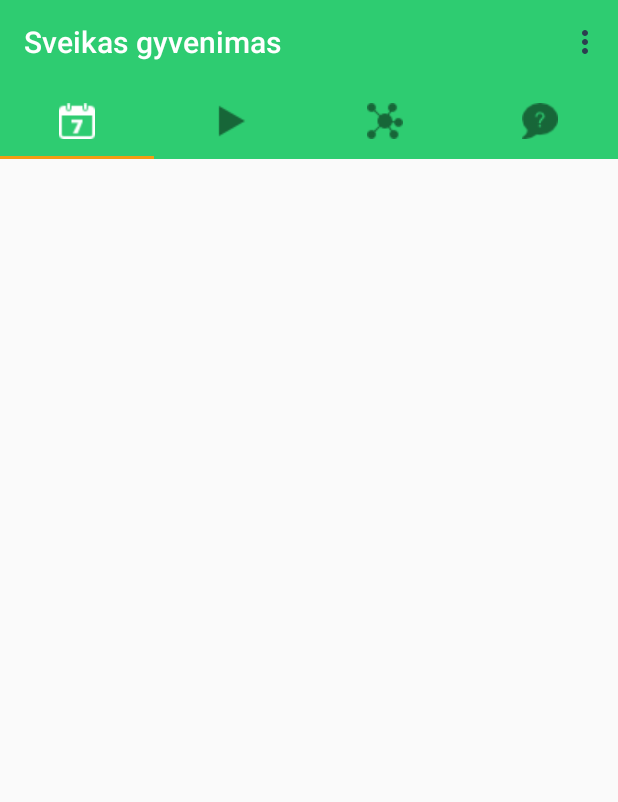
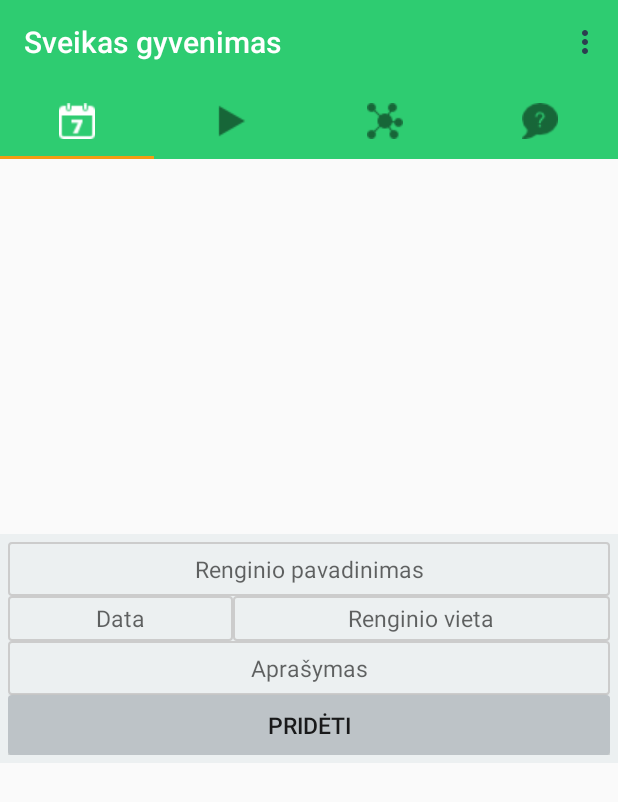
Before and after one commit to benasmi/sveikasGyvenimas, an Android app: the HealthyLifeActivity screen opened directly, with no data from a screen before it, on a phone screen of 412 x 824 dp. Shown: the top 802 px of the screen. Run offline under Robolectric (Android 15) with nearby library versions, the phone set to English and light mode, and no system bars.

Commit message:
add event window

```diff
--- /dev/null
+++ b/sveikasGyvenimas/app/src/main/res/drawable/button_borders_gray.xml
@@ -0,0 +1,22 @@
+<?xml version="1.0" encoding="utf-8"?>
+<shape xmlns:android="http://schemas.android.com/apk/res/android"
+    android:shape="rectangle" >
+
+    <!-- view background color -->
+    <solid
+        android:color="#bdc3c7"
+        >
+    </solid>
+
+    <!-- view border color and width -->
+    <stroke
+        android:width="1dp"
+        android:color="#bdc3c7" >
+    </stroke>
+
+    <!-- The radius makes the corners rounded -->
+    <corners
+        android:radius="2dp"   >
+    </corners>
+
+</shape>
--- a/sveikasGyvenimas/app/src/main/res/layout/activity_healthy_life.xml
+++ b/sveikasGyvenimas/app/src/main/res/layout/activity_healthy_life.xml
@@ -10,4 +10,68 @@
         android:layout_height="300dp"
         android:id="@+id/map_container"></RelativeLayout>
 
+    <RelativeLayout
+        android:layout_width="match_parent"
+        android:layout_height="wrap_content"
+        android:padding="5dp"
+        android:background="#ecf0f1"
+        android:layout_below="@+id/map_container">
+
+        <EditText
+            android:layout_width="match_parent"
+            android:layout_height="wrap_content"
+            android:hint="Renginio pavadinimas"
+            android:padding="7dp"
+            android:textSize="15dp"
+            android:background="@drawable/button_borders_different_color"
+            android:gravity="center"
+            android:id="@+id/event_name"
+            />
+
+        <EditText
+            android:layout_width="150dp"
+            android:layout_height="30dp"
+            android:hint="Data"
+            android:gravity="center"
+            android:background="@drawable/button_borders_different_color"
+            android:textSize="15dp"
+            android:id="@id/event_date"
+            android:layout_below="@id/event_name"
+            />
+        <EditText
+            android:layout_width="200dp"
+            android:layout_height="30dp"
+            android:hint="Renginio vieta"
+            android:textSize="15dp"
+            android:background="@drawable/button_borders_different_color"
+            android:gravity="center"
+            android:id="@id/event_location"
+            android:layout_toRightOf="@id/event_date"
+            android:layout_below="@id/event_name"
+            android:layout_alignParentRight="true" />
+
+        <EditText
+            android:layout_width="match_parent"
+            android:layout_height="wrap_content"
+            android:padding="7dp"
+            android:hint="Aprašymas"
+            android:textSize="15dp"
+            android:gravity="center"
+            android:background="@drawable/button_borders_different_color"
+            android:layout_below="@id/event_date"
+            android:id="@+id/event_description"
+            />
+
+        <android.support.v7.widget.AppCompatButton
+            android:layout_width="match_parent"
+            android:layout_height="40dp"
+            android:textSize="15dp"
+            android:text="PRIDĖTI"
+            android:id="@+id/add_event"
+            android:background="@drawable/button_borders_gray"
+            android:layout_below="@id/event_description"/>
+
+
+    </RelativeLayout>
+
 </RelativeLayout>
--- /dev/null
+++ b/sveikasGyvenimas/app/src/main/res/values/ids.xml
@@ -0,0 +1,5 @@
+<?xml version="1.0" encoding="utf-8"?>
+<resources>
+    <item name="event_date" type="id" />
+    <item name="event_location" type="id" />
+</resources>
```
